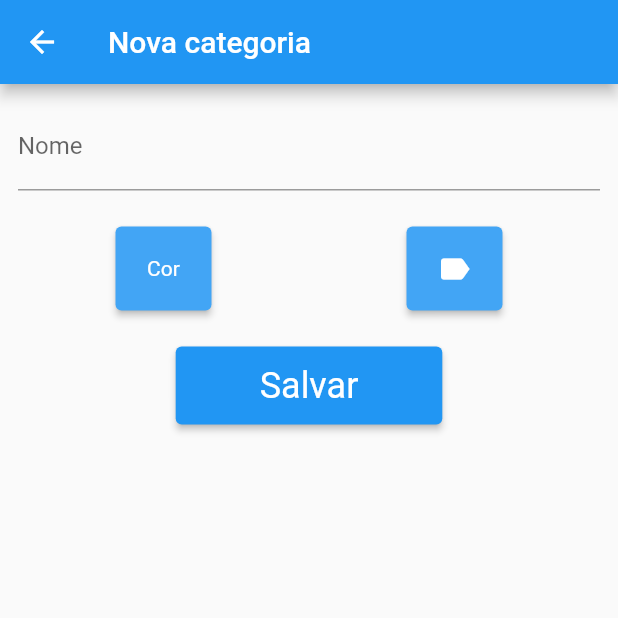
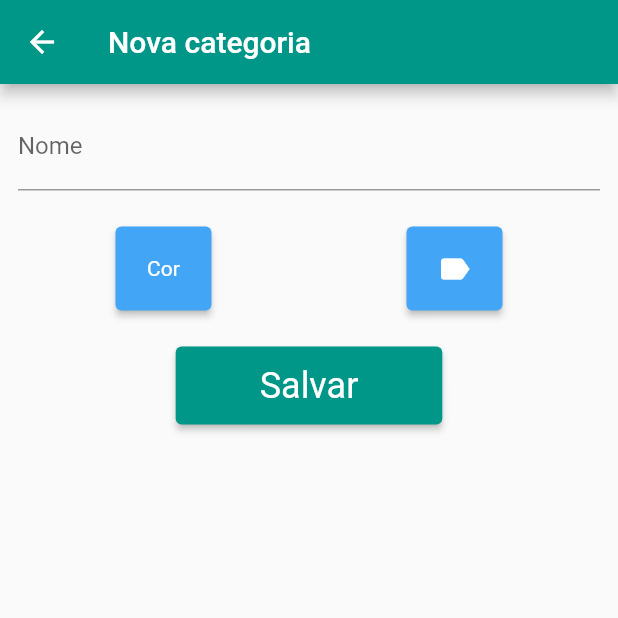
Before and after one commit to RodrigoBalest/csi-apps-moveis, a Flutter app: the CategoriaForm screen opened directly, on a phone screen of 412 x 824 dp, the top half of it. Run offline on Flutter 3.47's test engine with Material 2 defaults, Android fonts, the phone set to English and light mode, and no system bars; our stand-ins replace flutter_colorpicker, sqflite; missing offline and left inert: flutter_iconpicker; accounts and stored records are empty.

Commit message:
CRUD categorias OK e comentários

```diff
--- a/lib/components/main_drawer.dart
+++ b/lib/components/main_drawer.dart
@@ -4,6 +4,8 @@ import 'package:pataka/screens/contas.dart';
 import 'package:pataka/screens/fixas.dart';
 import 'package:pataka/screens/inicio.dart';
 
+// Esta classe representa o Drawer do aplicativo.
+// Ela é utilizada por todas as telas principais.
 class MainDrawer extends StatelessWidget {
   @override
   Widget build(BuildContext context) {
--- a/lib/db/categoria_dao.dart
+++ b/lib/db/categoria_dao.dart
@@ -1,6 +1,10 @@
 import 'package:pataka/db/dao.dart';
 import 'package:pataka/models/categoria.dart';
 
+// Define a classe CategoriaDao.
+// Utiliza os métodos herdados de Dao.
+// É necessário apenas informar o nome da tabela no BD e uma função
+// que cria uma Categoria a partir de um map.
 class CategoriaDao extends Dao<Categoria> {
   CategoriaDao() : super(table: 'categorias', fromMapCreator: (map) => Categoria.fromMap(map));
 }
--- a/lib/db/db.dart
+++ b/lib/db/db.dart
@@ -1,6 +1,7 @@
 import 'package:path/path.dart';
 import 'package:sqflite/sqflite.dart';
 
+// Esta classe realiza as operações com o banco de dados.
 class DB {
   static const int _version = 1;
 
--- a/lib/main.dart
+++ b/lib/main.dart
@@ -12,7 +12,7 @@ class MyApp extends StatelessWidget {
     return MaterialApp(
       title: 'Pataka',
       theme: ThemeData(
-        primarySwatch: Colors.blue,
+        primarySwatch: Colors.teal,
       ),
       home: Inicio(),
     );
--- a/lib/models/categoria.dart
+++ b/lib/models/categoria.dart
@@ -1,5 +1,7 @@
 import 'model.dart';
 
+// Esta classe representa o modela da categoria.
+// A interface Model é utilizada no DAO.
 class Categoria implements Model {
   int? id;
   String nome;
--- a/lib/screens/categoria_form.dart
+++ b/lib/screens/categoria_form.dart
@@ -4,10 +4,16 @@ import 'package:flutter_iconpicker/flutter_iconpicker.dart';
 import 'package:pataka/db/categoria_dao.dart';
 import 'package:pataka/models/categoria.dart';
 
+// Esta classe representa o formulário de criação/edição de categoria.
+// Para o seletor de cor foi usado o pacote flutter_colorpicker
+// e para o seletor de ícones, o pacote flutter_iconpicker.
 class CategoriaForm extends StatefulWidget {
 
   final Categoria _categoria;
 
+  // Se foi passada uma categoria para o formulário, ela é atribuída à variável
+  // _categoria. Caso contrário, uma categoria com valores definidos é criada.
+  // Esta categoria é passada para o State deste Widget.
   CategoriaForm([Categoria? c]):
         _categoria = c ?? Categoria(nome: '', icone: 58208.toString(), cor: 0xFF42A5F5.toString());
 
@@ -15,6 +21,7 @@ class CategoriaForm extends StatefulWidget {
   _CategoriaFormState createState() => _CategoriaFormState(_categoria);
 }
 
+// Esta classe representa o estado do formulário.
 class _CategoriaFormState extends State<CategoriaForm> {
   final TextEditingController _nomeController;
   final _formKey = GlobalKey<FormState>();
@@ -24,16 +31,19 @@ class _CategoriaFormState extends State<CategoriaForm> {
   Icon _icone;
   Categoria _categoria;
 
+  // Inicializa as propriedades da classe de acordo com a categoria informada.
   _CategoriaFormState(Categoria c) :
-        _categoria = c,
-        _titulo = (c.getId() == null) ? 'Nova categoria' : 'Editar categoria',
-        _nome = c.nome,
-        _cor = Color(int.parse(c.cor)),
-        _icone = Icon(IconData(int.parse(c.icone), fontFamily: 'MaterialIcons')),
-        _nomeController = TextEditingController(text: c.nome);
+        _categoria = c, // Atribui a categoria
+        _titulo = (c.getId() == null) ? 'Nova categoria' : 'Editar categoria', // Define o título do widget
+        _nome = c.nome, // Define o valor da propriedade nome
+        _cor = Color(int.parse(c.cor)), // Define a cor
+        _icone = Icon(IconData(int.parse(c.icone), fontFamily: 'MaterialIcons')), // Define o ícone
+        _nomeController = TextEditingController(text: c.nome); // Define o controller do texto do formulário com o valor inicial.
 
   @override
   Widget build(BuildContext context) {
+    // Define o estilo dos botões do formulário
+    // de acordo com a propriedade _cor.
     final colorBtnStyle = ElevatedButton.styleFrom(
       primary: _cor,
       fixedSize: Size(56, 56),
@@ -67,6 +77,7 @@ class _CategoriaFormState extends State<CategoriaForm> {
                 child: Row(
                   mainAxisAlignment: MainAxisAlignment.spaceAround,
                   children: [
+                    // Exibe o botão que abre o seletor de cores.
                     ElevatedButton(
                       onPressed: () {
                         _openColorPicker(context);
@@ -74,6 +85,7 @@ class _CategoriaFormState extends State<CategoriaForm> {
                       child: Text('Cor'),
                       style: colorBtnStyle,
                     ),
+                    // Exibe o botão que abre o seletor de ícones.
                     ElevatedButton(
                       onPressed: _openIconPicker,
                       child: _icone,
@@ -84,7 +96,11 @@ class _CategoriaFormState extends State<CategoriaForm> {
               ),
               Padding(
                 padding: const EdgeInsets.only(top: 24),
+                // Exibe o botão que salva as edições caso o nome seja válido.
+                // Como a cor e o ícone já vêm com um valor padrão, não é possível
+                // que eles fiquem sem valor.
                 child: ElevatedButton(
+                  // Salva a categoria e retorna à tela anterior.
                   onPressed: () {
                     if (_formKey.currentState!.validate()) {
                       _nome = _nomeController.text;
@@ -108,6 +124,7 @@ class _CategoriaFormState extends State<CategoriaForm> {
     );
   }
 
+  // Exibe o seletor de cor.
   void _openColorPicker(BuildContext context) {
     showDialog(
       context: context,
@@ -117,6 +134,7 @@ class _CategoriaFormState extends State<CategoriaForm> {
           child: BlockPicker(
             pickerColor: _cor,
             onColorChanged: (Color color) {
+              // Ao selecionar uma cor, atualiza o State e fecha o seletor.
               setState(() {
                 _cor = color;
               });
@@ -128,15 +146,18 @@ class _CategoriaFormState extends State<CategoriaForm> {
     );
   }
 
+  // Exibe o seletor de ícones.
   _openIconPicker() async {
     IconData? iconData = await FlutterIconPicker.showIconPicker(context, iconPackMode: IconPack.material);
     if (iconData != null) {
+      // Ao selecionar um ícone, atualiza o State. O seletor fecha por conta.
       setState(() {
         _icone = Icon(iconData);
       });
     }
   }
 
+  // Usa o CategoriaDao para salvar as alterações.
   _saveCategoria() {
     CategoriaDao dao = CategoriaDao();
     _categoria.nome = _nome;
--- a/lib/screens/fixas.dart
+++ b/lib/screens/fixas.dart
@@ -1,10 +1,11 @@
 import 'package:flutter/material.dart';
 import 'package:pataka/components/main_drawer.dart';
 
+// Esta classe representa a tela de cadastro das receitas e despesas fixas.
+// TODO. Ainda não está implementada.
 class Fixas extends StatelessWidget {
   @override
   Widget build(BuildContext context) {
-    debugPrint('Fixas');
     return Scaffold(
       appBar: AppBar(title: Text('Receitas e despesas fixas')),
       drawer: MainDrawer(),
```
Also changed, not shown: lib/db/dao.dart (+7 -0 lines), lib/screens/categorias.dart (+42 -10 lines), lib/screens/contas.dart (+6 -1 lines), lib/screens/inicio.dart (+32 -19 lines).
